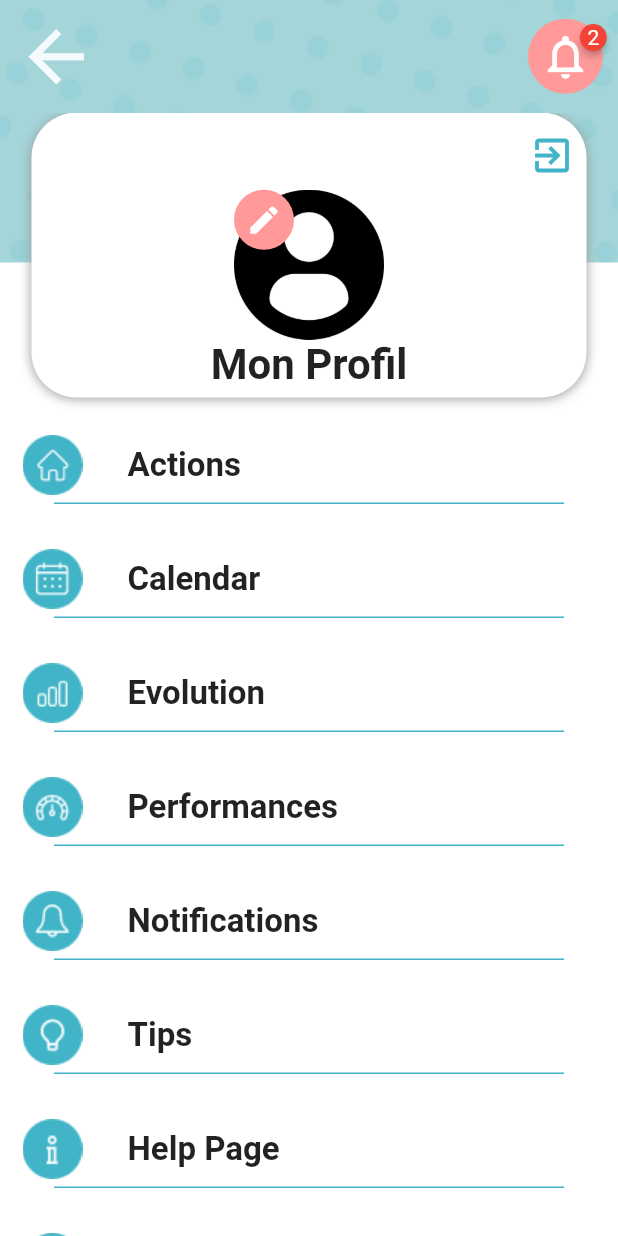
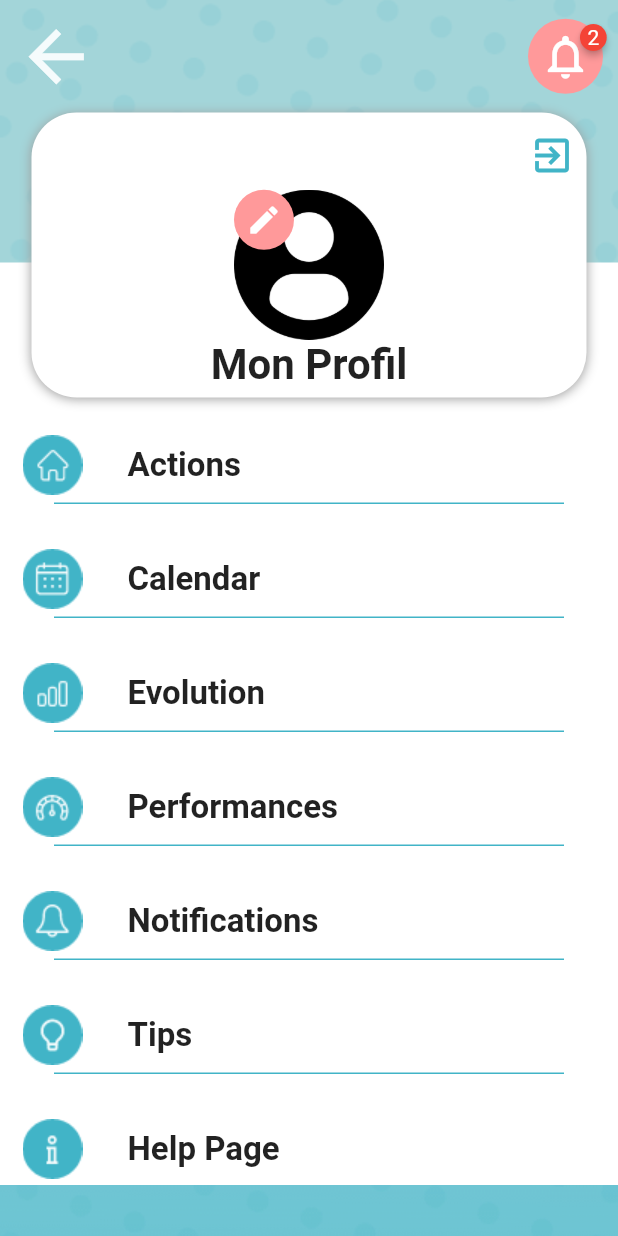
Before and after one commit to SyedMuhammadMuhid/Laboratoire, a Flutter app: the HomeScreen screen opened directly, after a tap on the "menu" icon, on a phone screen of 412 x 824 dp. Run offline on Flutter 3.47's test engine with Material 2 defaults, Android fonts, the phone set to English and light mode, and no system bars; drawn by our look-alikes of badges; our stand-ins replace fluttertoast, google_fonts, table_calendar; Roboto replaces fonts that are missing (Heebo).

Commit message:
changes made, under development, changes in ui

```diff
--- a/lib/Screens/Profile.dart
+++ b/lib/Screens/Profile.dart
@@ -50,14 +50,14 @@ class _ProfileScreenState extends State<ProfileScreen> {
               Positioned(
                  top: 100,
                 child: Container(
-                  height: (MediaQuery.of(context).size.height),
+                  height: ((MediaQuery.of(context).size.height/4)*2.5)+100,
                   width: MediaQuery.of(context).size.width,
                   color: Colors.white,
                   child: Column(
                     children: [
                       SizedBox(height: 100,),
                       Container(
-                        height: (MediaQuery.of(context).size.height),
+                        height: (MediaQuery.of(context).size.height/4)*2.5,
                         width: MediaQuery.of(context).size.width,
                         child: ListView.builder(
 
--- a/lib/Screens/Stat_Screen.dart
+++ b/lib/Screens/Stat_Screen.dart
@@ -12,11 +12,12 @@ class StatScreen extends StatefulWidget {
 }
 
 class _StatScreenState extends State<StatScreen> {
-  double size = 210;
   double TWO_PI = 3.14 * 2;
   double progress = 53;
   @override
   Widget build(BuildContext context) {
+    double size = MediaQuery.of(context).size.width/2;
+
     return Container(
         decoration: BoxDecoration(
             image: DecorationImage(
@@ -89,7 +90,7 @@ class _StatScreenState extends State<StatScreen> {
                             height: size,
                             child: Stack(
                               children: [
-                                ImageIcon(AssetImage('assets/dotted.png'),color: Colors.white,size: 230,),
+                                ImageIcon(AssetImage('assets/dotted.png'),color: Colors.white,size: size,),
 
                                 ShaderMask(
                                   shaderCallback: (rect) {
--- a/lib/widgets/Days.dart
+++ b/lib/widgets/Days.dart
@@ -23,7 +23,7 @@ class _DayswidState extends State<Dayswid> {
               padding: const EdgeInsets.only(left:25.0, top: 0.0),
               child: Container(
                 height: tapped==false?150:0,
-                width: tapped==false?320:0,
+                width: tapped==false?((MediaQuery.of(context).size.width/3)*2.3):0,
                 child:
                 Card(
                   shape: RoundedRectangleBorder(
@@ -49,7 +49,7 @@ class _DayswidState extends State<Dayswid> {
               padding: const EdgeInsets.only(left:25.0, bottom: 25.0, right:25.0, top: 80),
               child: Container(
                   height: tapped==false?800:0,
-                  width: tapped==false?320:0,
+                  width: tapped==false?((MediaQuery.of(context).size.width/3)*2.3):0,
                   child:
                   Card(
                       shape: RoundedRectangleBorder(
--- a/lib/widgets/HomeScreen.dart
+++ b/lib/widgets/HomeScreen.dart
@@ -22,7 +22,7 @@ import 'package:sample_screen/widgets/checkbox.dart';
    bool mechanism_check=false;
    @override
    Widget build(BuildContext context) {
-double size=170;
+double size=MediaQuery.of(context).size.width/2.7;
 double TWO_PI=3.14*2;
 
 
@@ -77,7 +77,7 @@ double TWO_PI=3.14*2;
                                  height: size,
                                  child: Stack(
                                    children: [
-                                     ImageIcon(AssetImage('assets/dotted.png'),color: Colors.white,size: 200,),
+                                     ImageIcon(AssetImage('assets/dotted.png'),color: Colors.white,size: size,),
 
                                      ShaderMask(
                                        shaderCallback: (rect) {
@@ -181,7 +181,7 @@ double TWO_PI=3.14*2;
                          padding: const EdgeInsets.only(left:25.0, bottom: 8.0, right:25.0, top: 25.0),
                          child: Container(
                            height: tapped==false?130: 1560,
-                             width: 320,
+                             width: (MediaQuery.of(context).size.width/3)*2.3,
 
                                child: Card(
                                  shape: RoundedRectangleBorder(
@@ -320,7 +320,7 @@ double TWO_PI=3.14*2;
                          ),
                              ),
                        ),
-                         Positioned(top: 55,left: 300,
+                         Positioned(top: 55,left: ((MediaQuery.of(context).size.width/3)*2.3)-20,
                              child: CircleAvatar(
                                  radius: 35,backgroundColor: Color(0xffF5FBFC),
                                  child: GestureDetector(onTap: (){
```
Also changed, not shown: lib/Screens/Perfor_Screen.dart (+210 -56 lines).
